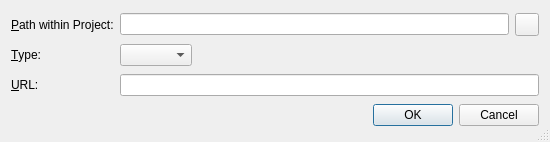
Qt form Plugins/VcsPlugins/vcsMercurial/HgAddSubrepositoryDialog.ui (testmana2/test) before a commit.
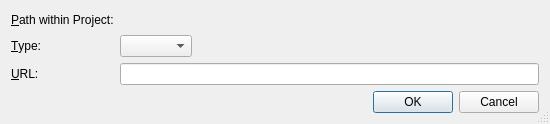
The same form after that commit. Custom widgets are drawn as their Qt base class.

Commit message: Modified more dialogs to use the path picker widgets.

```diff
--- a/Plugins/VcsPlugins/vcsMercurial/HgAddSubrepositoryDialog.ui
+++ b/Plugins/VcsPlugins/vcsMercurial/HgAddSubrepositoryDialog.ui
@@ -7,7 +7,7 @@
     <x>0</x>
     <y>0</y>
     <width>550</width>
-    <height>142</height>
+    <height>124</height>
    </rect>
   </property>
   <property name="windowTitle">
@@ -23,27 +23,25 @@
       <string>&amp;Path within Project:</string>
      </property>
      <property name="buddy">
-      <cstring>pathEdit</cstring>
+      <cstring>pathPicker</cstring>
      </property>
     </widget>
    </item>
    <item row="0" column="1">
-    <layout class="QHBoxLayout" name="horizontalLayout">
-     <item>
-      <widget class="QLineEdit" name="pathEdit">
-       <property name="toolTip">
-        <string>Enter the path of the sub-repository relative to the project</string>
-       </property>
-      </widget>
-     </item>
-     <item>
-      <widget class="QToolButton" name="pathButton">
-       <property name="toolTip">
-        <string>Select the path of the sub-repository with a directory selection dialog</string>
-       </property>
-      </widget>
-     </item>
-    </layout>
+    <widget class="E5PathPicker" name="pathPicker" native="true">
+     <property name="sizePolicy">
+      <sizepolicy hsizetype="Expanding" vsizetype="Preferred">
+       <horstretch>0</horstretch>
+       <verstretch>0</verstretch>
+      </sizepolicy>
+     </property>
+     <property name="focusPolicy">
+      <enum>Qt::StrongFocus</enum>
+     </property>
+     <property name="toolTip">
+      <string>Enter the path of the sub-repository relative to the project</string>
+     </property>
+    </widget>
    </item>
    <item row="1" column="0">
     <widget class="QLabel" name="label_2">
@@ -108,6 +106,14 @@
    </item>
   </layout>
  </widget>
+ <customwidgets>
+  <customwidget>
+   <class>E5PathPicker</class>
+   <extends>QWidget</extends>
+   <header>E5Gui/E5PathPicker.h</header>
+   <container>1</container>
+  </customwidget>
+ </customwidgets>
  <tabstops>
   <tabstop>pathEdit</tabstop>
   <tabstop>pathButton</tabstop>
```
Left out of the diff: 4 changed lines with no effect on the pictures. The commit also changes 22 other files.
